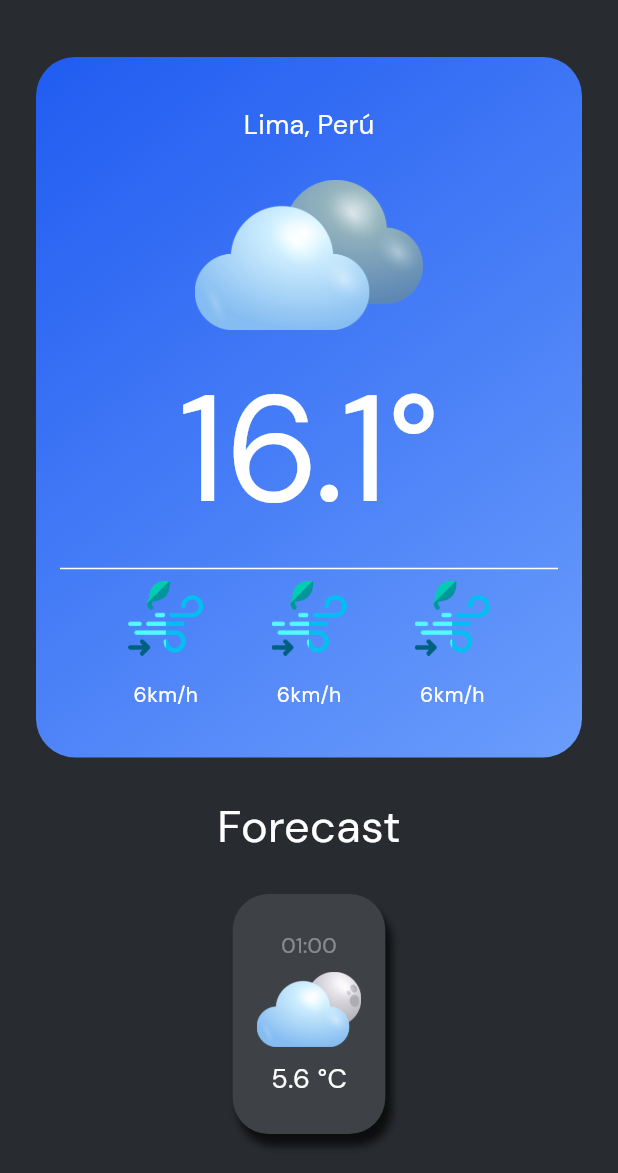
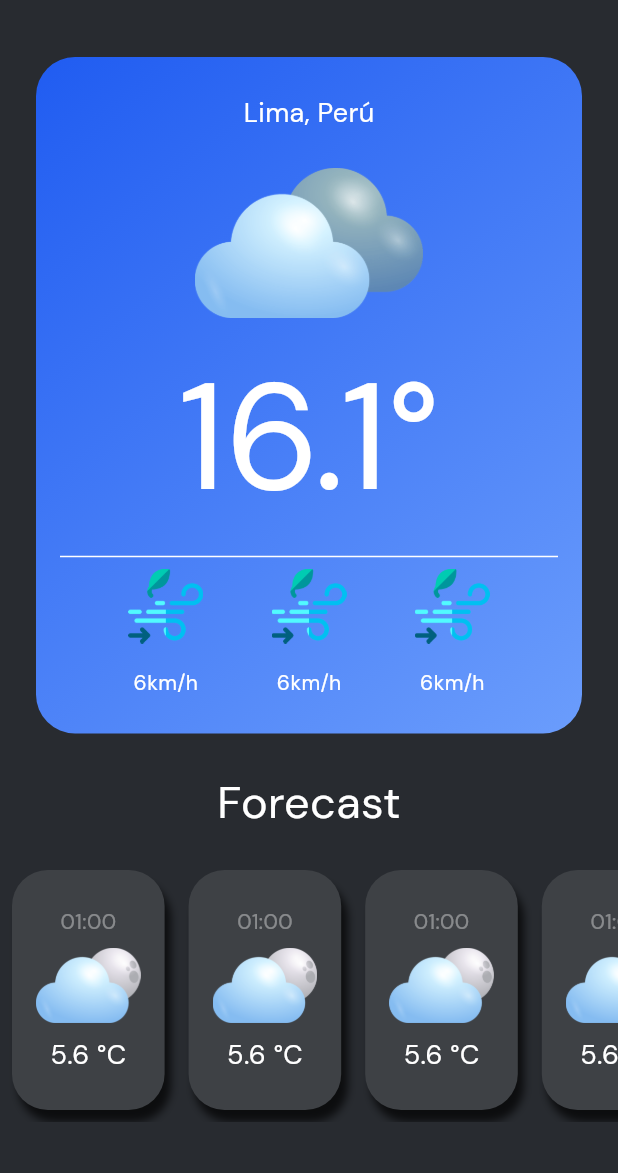
Before and after one commit to fr4nsgallegos/weatherAppG7, a Flutter app: the screen it shows after launch, on a phone screen of 412 x 824 dp, the part 63-1236 px from its top. Run offline on Flutter 3.47's test engine with Material 3 defaults, Android fonts, the phone set to English and light mode, and no system bars; our stand-ins replace geolocator, google_fonts.

Commit message:
forecast widget

```diff
--- a/lib/pages/home_page.dart
+++ b/lib/pages/home_page.dart
@@ -1,5 +1,6 @@
 import 'package:flutter/material.dart';
 import 'package:geolocator/geolocator.dart';
+import 'package:weatherappg7/widgets/forecast_item.dart';
 import 'package:weatherappg7/widgets/weather_item.dart';
 
 class HomePage extends StatelessWidget {
@@ -55,7 +56,7 @@ class HomePage extends StatelessWidget {
             margin: EdgeInsets.all(24),
             padding: EdgeInsets.symmetric(
               horizontal: 16,
-              vertical: 32,
+              vertical: 24,
             ),
             // height: MediaQuery.of(context).size.height * .6,
             // width: double.infinity,
@@ -121,48 +122,19 @@ class HomePage extends StatelessWidget {
           SizedBox(
             height: 16,
           ),
-          Container(
-            margin: EdgeInsets.symmetric(vertical: 8, horizontal: 8),
-            padding: EdgeInsets.symmetric(
-              horizontal: 16,
-              vertical: 24,
-            ),
-            decoration: BoxDecoration(
-              borderRadius: BorderRadius.circular(24),
-              color: Color(0xff3E4145),
-              boxShadow: [
-                BoxShadow(
-                  color: Colors.black.withOpacity(0.7),
-                  blurRadius: 4,
-                  offset: Offset(4, 8),
-                ),
+          SingleChildScrollView(
+            scrollDirection: Axis.horizontal,
+            physics: BouncingScrollPhysics(),
+            child: Row(
+              children: [
+                ForecastItem(),
+                ForecastItem(),
+                ForecastItem(),
+                ForecastItem(),
+                ForecastItem(),
               ],
             ),
-            child: Column(
-              children: [
-                Text(
-                  "01:00",
-                  style: TextStyle(
-                    color: Colors.white38,
-                  ),
-                ),
-                SizedBox(
-                  height: 8,
-                ),
-                Image.asset(
-                  "assets/images/overcast.png",
-                  height: 50,
-                ),
-                SizedBox(
-                  height: 8,
-                ),
-                Text(
-                  "5.6 °C",
-                  style: TextStyle(fontSize: 18, color: Colors.white),
-                )
-              ],
-            ),
-          )
+          ),
         ],
       ),
     );
--- /dev/null
+++ b/lib/widgets/forecast_item.dart
@@ -0,0 +1,49 @@
+import 'package:flutter/material.dart';
+
+class ForecastItem extends StatelessWidget {
+  @override
+  Widget build(BuildContext context) {
+    return Container(
+      margin: EdgeInsets.symmetric(vertical: 8, horizontal: 8),
+      padding: EdgeInsets.symmetric(
+        horizontal: 16,
+        vertical: 24,
+      ),
+      decoration: BoxDecoration(
+        borderRadius: BorderRadius.circular(24),
+        color: Color(0xff3E4145),
+        boxShadow: [
+          BoxShadow(
+            color: Colors.black.withOpacity(0.7),
+            blurRadius: 4,
+            offset: Offset(4, 8),
+          ),
+        ],
+      ),
+      child: Column(
+        children: [
+          Text(
+            "01:00",
+            style: TextStyle(
+              color: Colors.white38,
+            ),
+          ),
+          SizedBox(
+            height: 8,
+          ),
+          Image.asset(
+            "assets/images/overcast.png",
+            height: 50,
+          ),
+          SizedBox(
+            height: 8,
+          ),
+          Text(
+            "5.6 °C",
+            style: TextStyle(fontSize: 18, color: Colors.white),
+          )
+        ],
+      ),
+    );
+  }
+}
```
